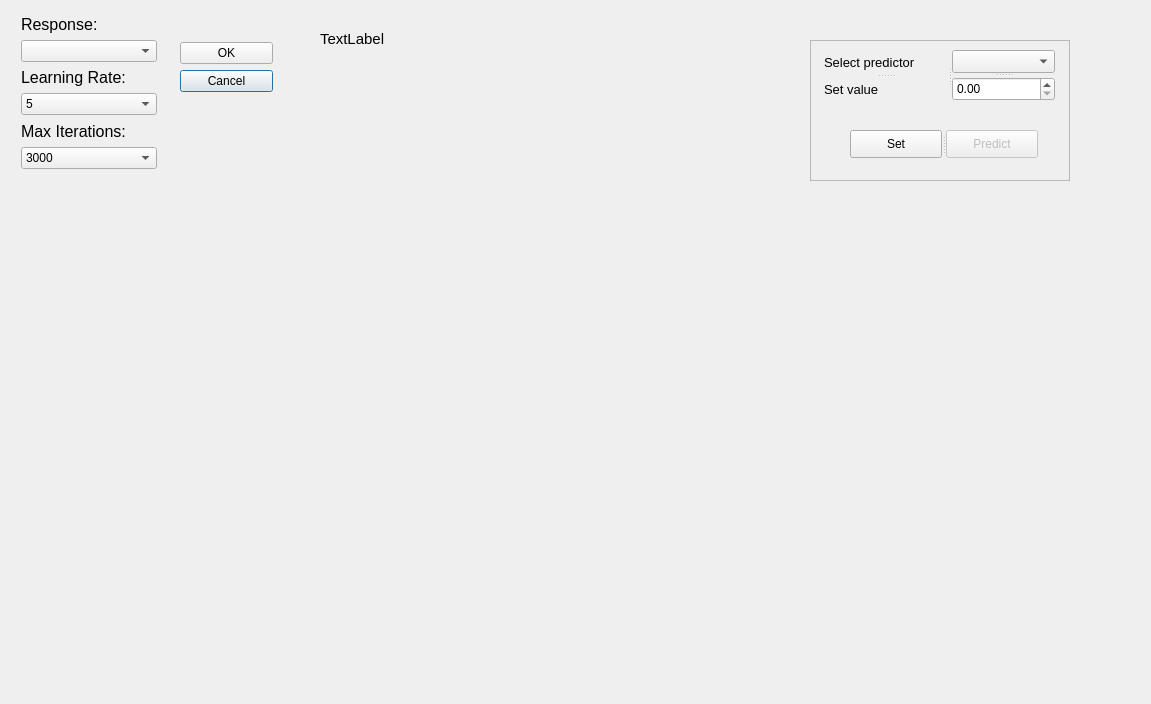
This is ML/MLTrain.ui in roiweinreb/Qt_ML as Qt 5 draws it before an edit. The edited form follows.
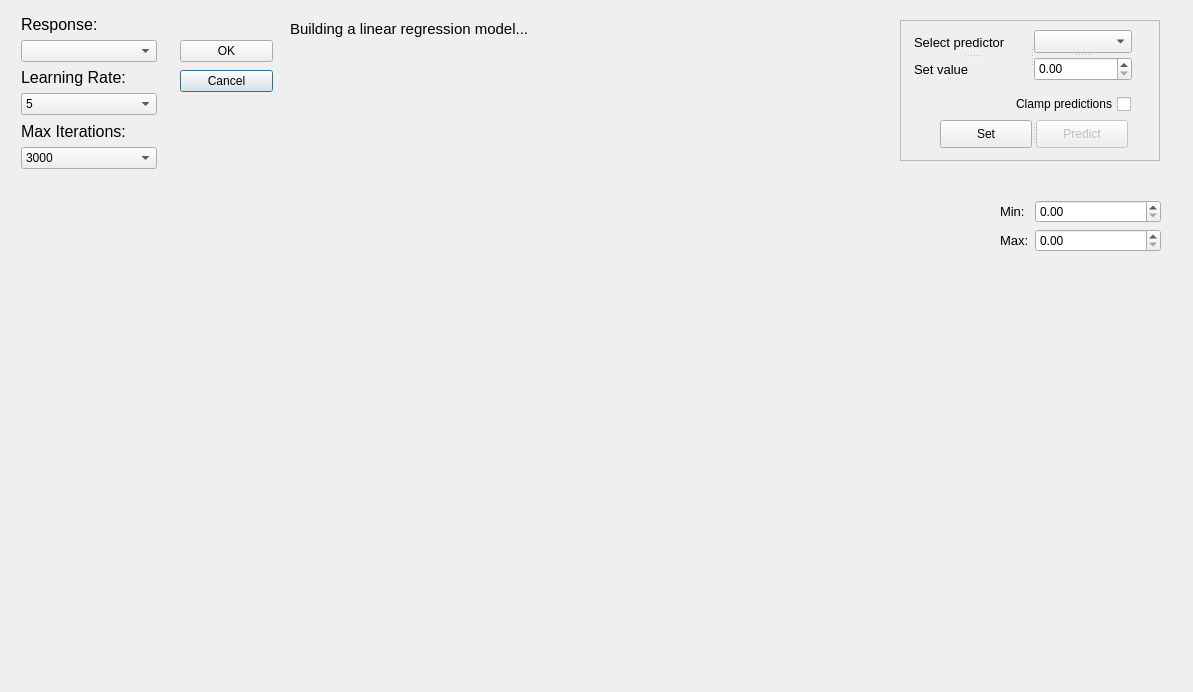
This is the edited form.

Commit message: added clamp feature

Patch:
```diff
--- a/ML/MLTrain.ui
+++ b/ML/MLTrain.ui
@@ -6,8 +6,8 @@
    <rect>
     <x>0</x>
     <y>0</y>
-    <width>1151</width>
-    <height>704</height>
+    <width>1193</width>
+    <height>692</height>
    </rect>
   </property>
   <property name="windowTitle">
@@ -16,9 +16,9 @@
   <widget class="QWidget" name="wScatter" native="true">
    <property name="geometry">
     <rect>
-     <x>50</x>
+     <x>10</x>
      <y>190</y>
-     <width>1051</width>
+     <width>1151</width>
      <height>481</height>
     </rect>
    </property>
@@ -43,7 +43,7 @@
    <property name="geometry">
     <rect>
      <x>180</x>
-     <y>42</y>
+     <y>40</y>
      <width>93</width>
      <height>22</height>
     </rect>
@@ -190,38 +190,11 @@
     </item>
    </layout>
   </widget>
-  <widget class="QLabel" name="lblMssg">
-   <property name="geometry">
-    <rect>
-     <x>320</x>
-     <y>30</y>
-     <width>471</width>
-     <height>151</height>
-    </rect>
-   </property>
-   <property name="font">
-    <font>
-     <family>Arial</family>
-     <pointsize>11</pointsize>
-     <weight>50</weight>
-     <bold>false</bold>
-    </font>
-   </property>
-   <property name="frameShape">
-    <enum>QFrame::NoFrame</enum>
-   </property>
-   <property name="text">
-    <string>TextLabel</string>
-   </property>
-   <property name="alignment">
-    <set>Qt::AlignLeading|Qt::AlignLeft|Qt::AlignTop</set>
-   </property>
-  </widget>
   <widget class="QWidget" name="wPredict" native="true">
    <property name="geometry">
     <rect>
-     <x>800</x>
-     <y>30</y>
+     <x>890</x>
+     <y>10</y>
      <width>271</width>
      <height>161</height>
     </rect>
@@ -249,7 +222,7 @@
       <rect>
        <x>14</x>
        <y>10</y>
-       <width>231</width>
+       <width>218</width>
        <height>51</height>
       </rect>
      </property>
@@ -305,7 +278,7 @@
      <property name="geometry">
       <rect>
        <x>40</x>
-       <y>90</y>
+       <y>100</y>
        <width>188</width>
        <height>28</height>
       </rect>
@@ -327,8 +300,125 @@
       </property>
      </widget>
     </widget>
+    <widget class="QCheckBox" name="cbClamp">
+     <property name="geometry">
+      <rect>
+       <x>80</x>
+       <y>70</y>
+       <width>151</width>
+       <height>28</height>
+      </rect>
+     </property>
+     <property name="layoutDirection">
+      <enum>Qt::RightToLeft</enum>
+     </property>
+     <property name="text">
+      <string>Clamp predictions</string>
+     </property>
+    </widget>
    </widget>
   </widget>
+  <widget class="QWidget" name="wMssg" native="true">
+   <property name="geometry">
+    <rect>
+     <x>290</x>
+     <y>20</y>
+     <width>581</width>
+     <height>151</height>
+    </rect>
+   </property>
+   <widget class="QLabel" name="lblMssg">
+    <property name="geometry">
+     <rect>
+      <x>0</x>
+      <y>0</y>
+      <width>571</width>
+      <height>141</height>
+     </rect>
+    </property>
+    <property name="font">
+     <font>
+      <family>Arial</family>
+      <pointsize>11</pointsize>
+      <weight>50</weight>
+      <bold>false</bold>
+     </font>
+    </property>
+    <property name="frameShape">
+     <enum>QFrame::NoFrame</enum>
+    </property>
+    <property name="text">
+     <string>Building a linear regression model...</string>
+    </property>
+    <property name="alignment">
+     <set>Qt::AlignLeading|Qt::AlignLeft|Qt::AlignTop</set>
+    </property>
+   </widget>
+  </widget>
+  <widget class="QWidget" name="wClamp" native="true">
+   <property name="geometry">
+    <rect>
+     <x>970</x>
+     <y>200</y>
+     <width>191</width>
+     <height>81</height>
+    </rect>
+   </property>
+   <widget class="QWidget" name="formLayoutWidget">
+    <property name="geometry">
+     <rect>
+      <x>30</x>
+      <y>0</y>
+      <width>161</width>
+      <height>71</height>
+     </rect>
+    </property>
+    <layout class="QFormLayout" name="formLayout">
+     <property name="fieldGrowthPolicy">
+      <enum>QFormLayout::AllNonFixedFieldsGrow</enum>
+     </property>
+     <item row="0" column="0">
+      <widget class="QLabel" name="lblClampMin">
+       <property name="font">
+        <font>
+         <family>Arial</family>
+         <pointsize>10</pointsize>
+        </font>
+       </property>
+       <property name="text">
+        <string>Min:</string>
+       </property>
+      </widget>
+     </item>
+     <item row="1" column="0">
+      <widget class="QLabel" name="lblClampMax">
+       <property name="font">
+        <font>
+         <family>Arial</family>
+         <pointsize>10</pointsize>
+        </font>
+       </property>
+       <property name="text">
+        <string>Max:</string>
+       </property>
+      </widget>
+     </item>
+     <item row="0" column="1">
+      <widget class="QDoubleSpinBox" name="cbMin"/>
+     </item>
+     <item row="1" column="1">
+      <widget class="QDoubleSpinBox" name="cbMax"/>
+     </item>
+    </layout>
+   </widget>
+  </widget>
+  <zorder>wMssg</zorder>
+  <zorder>wScatter</zorder>
+  <zorder>btnCancel</zorder>
+  <zorder>btnOk</zorder>
+  <zorder>layoutWidget</zorder>
+  <zorder>wPredict</zorder>
+  <zorder>wClamp</zorder>
  </widget>
  <resources/>
  <connections/>
```
The commit also changes 3 other files.
